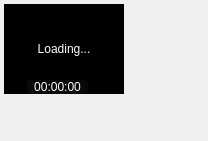
Before: the Qt Designer form src/seekview.ui in rupeshs/ExMplayer, drawn with Qt 5.
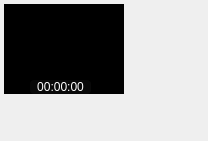
After: the same form once the commit is applied. Icons and pictures are not drawn.

What changed in the file:
```diff
--- a/src/seekview.ui
+++ b/src/seekview.ui
@@ -50,7 +50,7 @@
 font: 75 10pt &quot;MS Shell Dlg 2&quot;;</string>
    </property>
    <property name="text">
-    <string>Loading...</string>
+    <string/>
    </property>
    <property name="alignment">
     <set>Qt::AlignCenter</set>
@@ -59,7 +59,7 @@
   <widget class="QLabel" name="timedisp">
    <property name="geometry">
     <rect>
-     <x>27</x>
+     <x>30</x>
      <y>80</y>
      <width>61</width>
      <height>14</height>
```
